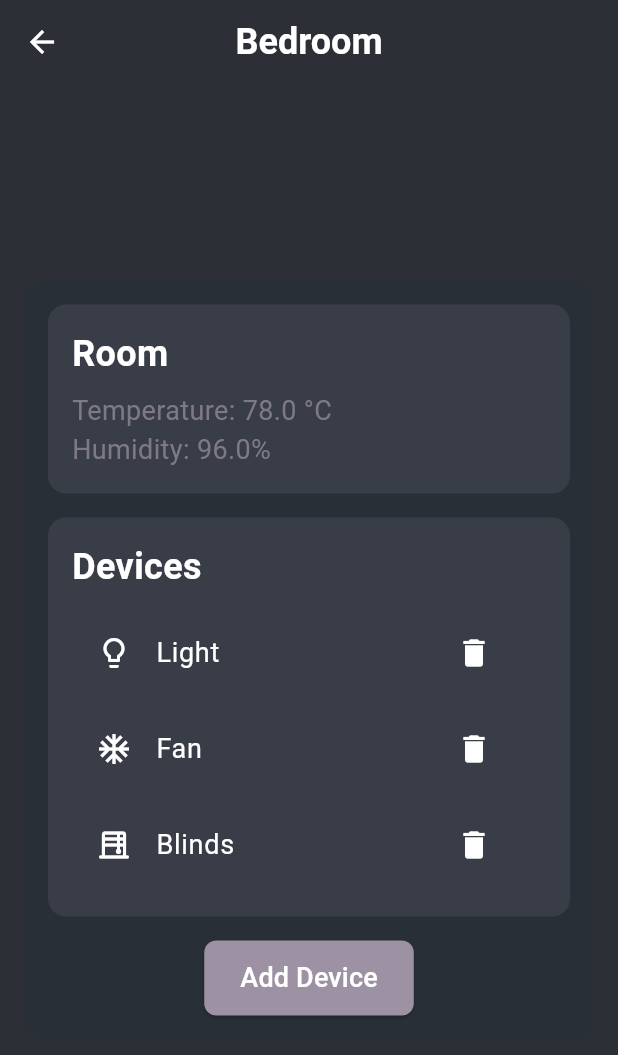
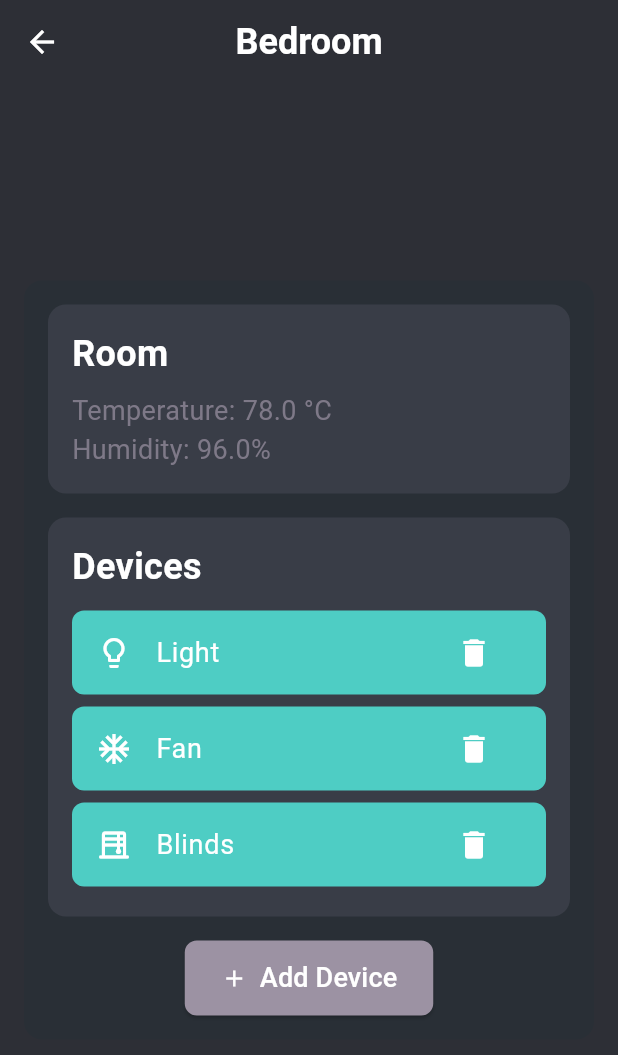
Before and after one commit to R-umaria/Project3_Section3_Group4, a Flutter app: the screen it shows after launch, on a phone screen of 412 x 824 dp. Shown: the top 1055 px of the screen. Run offline on Flutter 3.47's test engine with Material 3 defaults, Android fonts, the light colour scheme and no system bars; our stand-ins replace syncfusion_flutter_charts; missing offline and left inert: media_kit, media_kit_video.

Commit message:
improved UI

```diff
--- a/lib/Modules/Rooms/rooms.dart
+++ b/lib/Modules/Rooms/rooms.dart
@@ -94,8 +94,8 @@ class _RoomsPageState extends State<RoomsPage> {
               children: [
                 // Room Temperature and Humidity Card
                 Container(
+                  width: 700,
                   padding: const EdgeInsets.all(16),
-                  width: 1000,
                   margin: const EdgeInsets.only(bottom: 16),
                   decoration: BoxDecoration(
                     color: const Color(0xFF393D47),
@@ -122,8 +122,8 @@ class _RoomsPageState extends State<RoomsPage> {
                 ),
                 // Devices Card
                 Container(
+                  width: 700,
                   padding: const EdgeInsets.all(16),
-                  width: 1000,
                   decoration: BoxDecoration(
                     color: const Color(0xFF393D47),
                     borderRadius: BorderRadius.circular(12),
@@ -142,8 +142,13 @@ class _RoomsPageState extends State<RoomsPage> {
       (d) => d['name'] == deviceName,
       orElse: () => {"icon": Icons.device_unknown, "route": null},
     );
+
     return Container(
       margin: const EdgeInsets.symmetric(vertical: 4),
+      decoration: BoxDecoration(
+        color: const Color(0xFF4ECDC4), // Background color for the device button
+        borderRadius: BorderRadius.circular(8),
+      ),
       child: ListTile(
         leading: Icon(device['icon'], color: Colors.white),
         title: Text(
@@ -163,10 +168,6 @@ class _RoomsPageState extends State<RoomsPage> {
             });
           },
         ),
-                              tileColor: const Color(0xFF4ECDC4),
-                              shape: RoundedRectangleBorder(
-                                borderRadius: BorderRadius.circular(8),
-                              ),
       ),
     );
   }).toList(),
@@ -176,7 +177,7 @@ class _RoomsPageState extends State<RoomsPage> {
                 ),
                 const SizedBox(height: 16),
                 // Add Device Button
-                ElevatedButton(
+                ElevatedButton.icon(
                   style: ElevatedButton.styleFrom(
                     backgroundColor: const Color(0xFF9C92A3),
                     shape: RoundedRectangleBorder(borderRadius: BorderRadius.circular(8)),
@@ -234,7 +235,8 @@ class _RoomsPageState extends State<RoomsPage> {
                       },
                     );
                   },
-                  child: const Text('Add Device', style: TextStyle(fontSize: 18, color: Colors.white)),
+                  icon: const Icon(Icons.add, color: Colors.white),
+                  label: const Text('Add Device', style: TextStyle(fontSize: 18, color: Colors.white)),
                 ),
               ],
             ),
```
Lines whose indentation alone changed are shown as unchanged.
